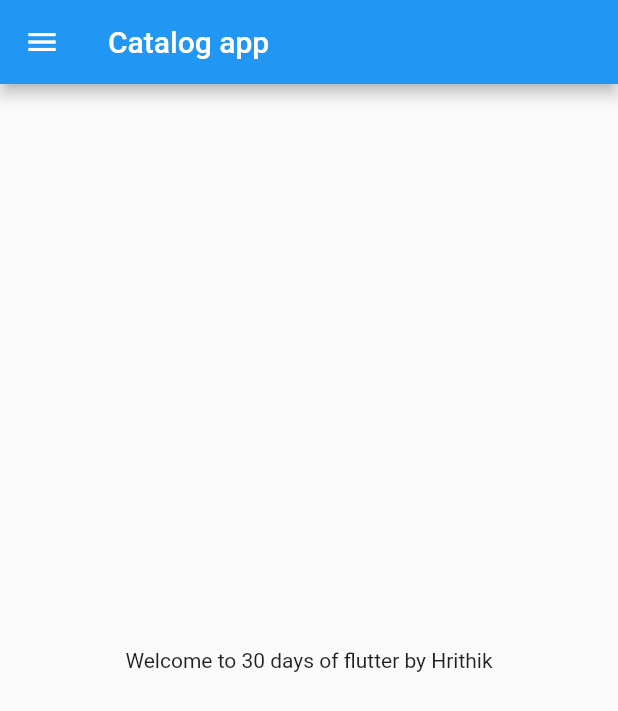
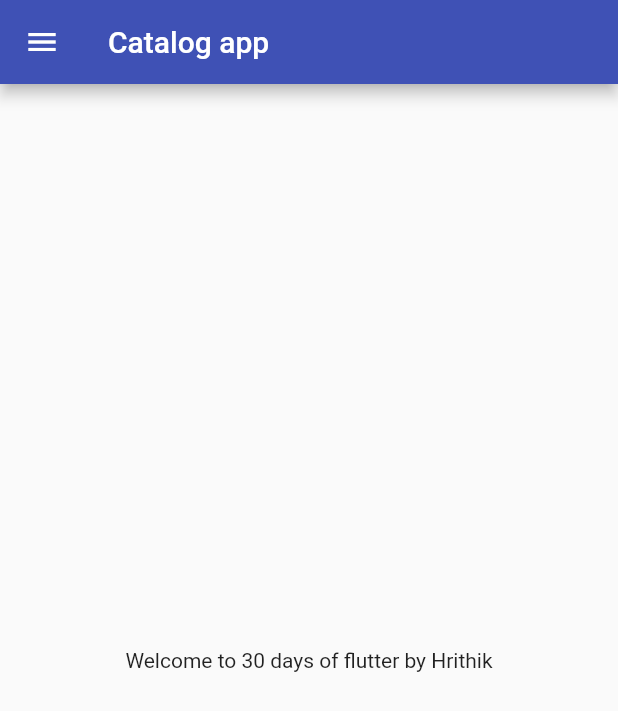
Before and after one commit to HrithikBanik/catalog_app, a Flutter app: the screen it shows after launch, on a phone screen of 412 x 824 dp. Shown: the top 711 px of the screen. Run offline on Flutter 3.47's test engine with Material 2 defaults, Android fonts, the phone set to English and light mode, and no system bars.

Commit message:
Day 3 completed

```diff
--- a/lib/main.dart
+++ b/lib/main.dart
@@ -1,6 +1,7 @@
+import 'package:first_app/pages/login_page.dart';
 import 'package:flutter/material.dart';
 
-import 'home_page.dart';
+import 'pages/home_page.dart';
 
 void main() {
   runApp(MyApp());
@@ -9,9 +10,17 @@ void main() {
 class MyApp extends StatelessWidget {
   @override
   Widget build(BuildContext context) {
-
     return MaterialApp(
-      home:Home_page()
+      //  home:Home_page(),
+      themeMode: ThemeMode.light,
+      theme: ThemeData(primarySwatch: Colors.indigo),
+      darkTheme: ThemeData(brightness: Brightness.dark),
+      initialRoute: "/home",
+      routes: {
+        "/": (context) => Login_page(),
+        "/home": (context) => Home_page(),
+        "/login": (context) => Login_page(),
+      },
     );
   }
 }
```
Also changed, not shown: lib/pages/login_page.dart (added, +18 -0 lines), lib/pages/home_page.dart (renamed from lib/home_page.dart).
